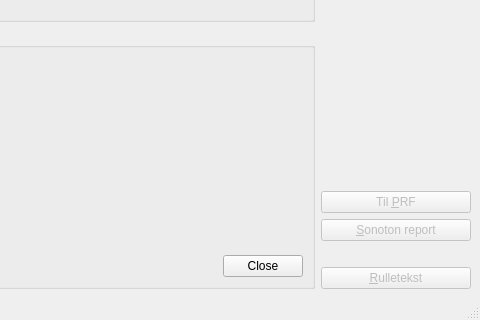
havardgulldahl/pling-plong-odometer, file src/gui/pling-plong-odometer.ui: the form before one commit; both pictures show x 420 to 900 and y 390 to 710 of the 900 by 710 pixel window.
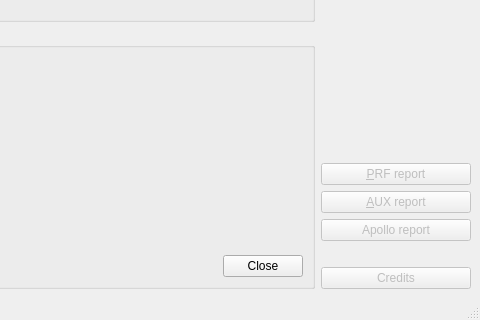
The form after the commit. Icons and pictures are not drawn.

Commit message: Adding Apollo button, rewriting button text

Diff of the .ui file:
```diff
--- a/src/gui/pling-plong-odometer.ui
+++ b/src/gui/pling-plong-odometer.ui
@@ -444,7 +444,7 @@
          <bool>false</bool>
         </property>
         <property name="text">
-         <string>Til &amp;PRF</string>
+         <string>&amp;PRF report</string>
         </property>
        </widget>
       </item>
@@ -457,7 +457,17 @@
          <string>Open a report form for Sonoton production music</string>
         </property>
         <property name="text">
-         <string>&amp;Sonoton report</string>
+         <string>&amp;AUX report</string>
+        </property>
+       </widget>
+      </item>
+      <item>
+       <widget class="QPushButton" name="ApolloButton">
+        <property name="enabled">
+         <bool>false</bool>
+        </property>
+        <property name="text">
+         <string>Apollo report</string>
         </property>
        </widget>
       </item>
@@ -483,7 +493,7 @@
          <bool>false</bool>
         </property>
         <property name="text">
-         <string>&amp;Rulletekst</string>
+         <string>Credits</string>
         </property>
        </widget>
       </item>
```
Left out of the diff: 5 changed lines with no effect on the pictures.
